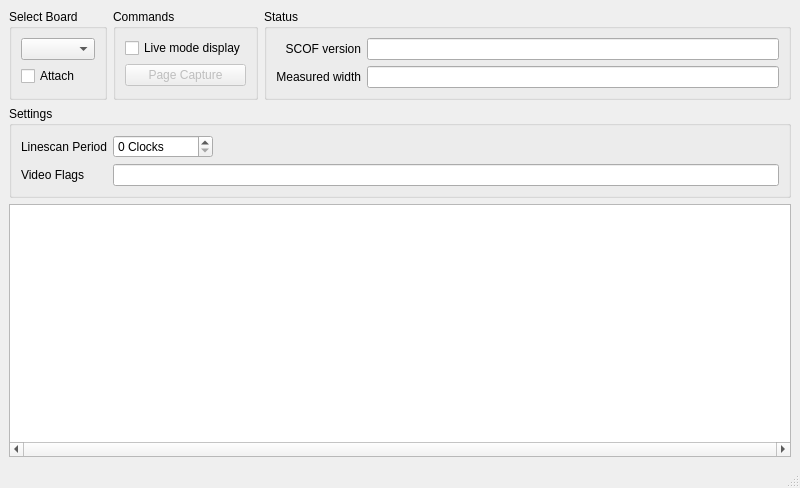
First picture: the form in video_scope/video_scope.ui, repository Picture-Elements/ise-util, before the edit.
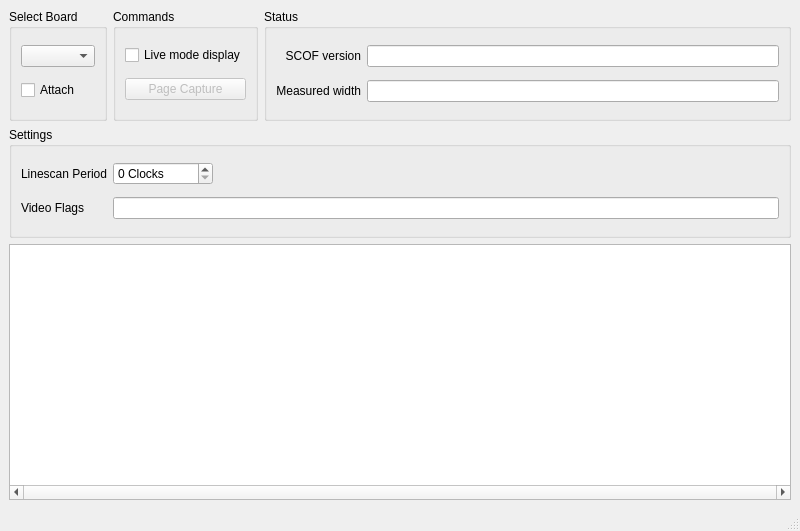
Second picture: the form after the edit.

Patch:
```diff
--- a/video_scope/video_scope.ui
+++ b/video_scope/video_scope.ui
@@ -6,7 +6,7 @@
     <x>0</x>
     <y>0</y>
     <width>800</width>
-    <height>488</height>
+    <height>531</height>
    </rect>
   </property>
   <property name="windowTitle" >
@@ -173,10 +173,16 @@
     </item>
     <item>
      <widget class="QGraphicsView" name="scope_view" >
+      <property name="sizePolicy" >
+       <sizepolicy vsizetype="Fixed" hsizetype="Expanding" >
+        <horstretch>0</horstretch>
+        <verstretch>0</verstretch>
+       </sizepolicy>
+      </property>
       <property name="minimumSize" >
        <size>
         <width>0</width>
-        <height>64</height>
+        <height>256</height>
        </size>
       </property>
       <property name="maximumSize" >
```
